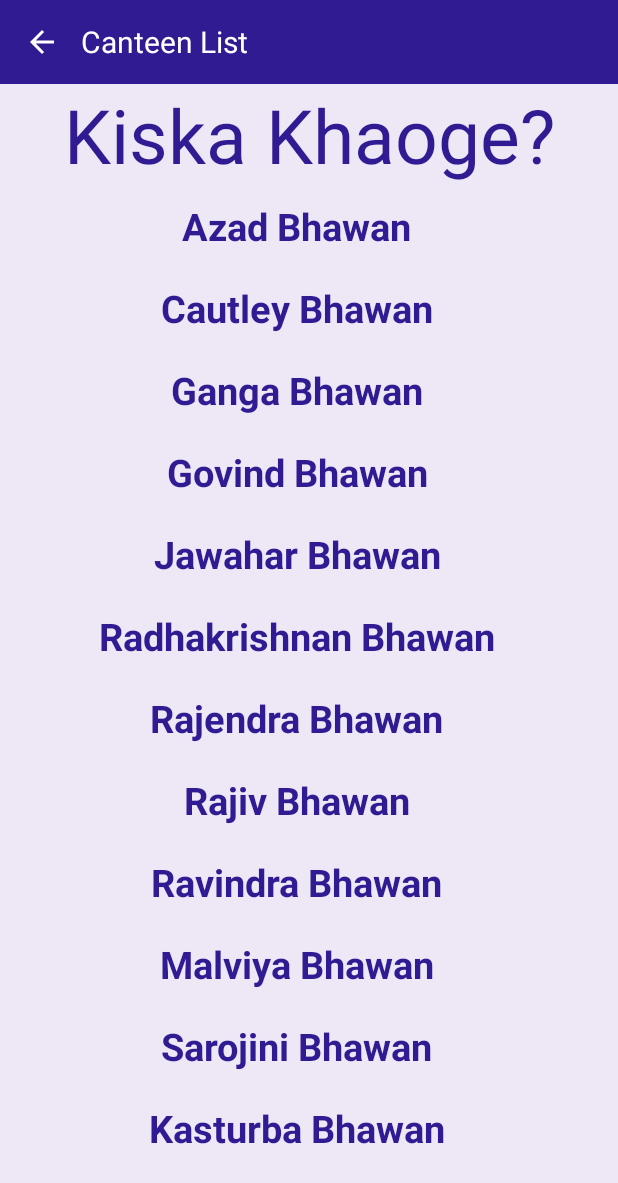
After one commit to AppDevProjectV1/ApplicationMain, an Android app: the CanteenList screen opened directly, with no data from a screen before it, on a phone screen of 412 x 824 dp. The commit adds this screen. Shown: the top 1183 px of the screen. Run offline under Robolectric (Android 15) with nearby library versions, the phone set to English and light mode, and no system bars.

Commit message:
CanteenList,Notification,Privacy,Help(AboutApp)done

```diff
--- a/app/src/main/AndroidManifest.xml
+++ b/app/src/main/AndroidManifest.xml
@@ -18,7 +18,11 @@
         android:roundIcon="@mipmap/ic_launcher_round"
         android:supportsRtl="true"
         android:theme="@style/AppTheme">
-        <activity android:name=".nav2activities.Thomson"></activity>
+        <activity android:name=".CanteenList"></activity>
+        <activity android:name=".AboutApp" />
+        <activity android:name=".Privacy" />
+        <activity android:name=".Notifications" />
+        <activity android:name=".nav2activities.Thomson" />
         <activity android:name=".nav2activities.Library" />
         <activity android:name=".nav2activities.Hostels" />
         <activity android:name=".nav2activities.FestsList" />
--- /dev/null
+++ b/app/src/main/java/com/example/appdevproject/CanteenAdapter.java
@@ -0,0 +1,101 @@
+package com.example.appdevproject;
+
+
+import android.content.Context;
+import android.util.Log;
+import android.view.LayoutInflater;
+import android.view.View;
+import android.view.View.OnClickListener;
+import android.view.ViewGroup;
+import android.widget.ImageView;
+import android.widget.TextView;
+
+import androidx.annotation.NonNull;
+import androidx.recyclerview.widget.RecyclerView;
+
+
+import org.w3c.dom.Text;
+
+import java.text.BreakIterator;
+
+public class CanteenAdapter extends RecyclerView.Adapter<CanteenAdapter.CantViewHolder>{
+
+
+    private String[] canteens;
+
+    final private ListItemClickListener mOnClickListener;
+
+
+
+    public CanteenAdapter(ListItemClickListener listener,String[] canteens) {
+        mOnClickListener = listener;
+        this.canteens=canteens;
+    }
+
+
+    public interface ListItemClickListener {
+        void onListItemClick(String username);
+    }
+
+
+
+    public class CantViewHolder extends RecyclerView.ViewHolder
+            implements OnClickListener {
+
+        public final TextView canteen;
+
+        public CantViewHolder(View view) {
+            super(view);
+
+            canteen=(TextView) view.findViewById(R.id.canteenname);
+
+            view.setOnClickListener(this);
+        }
+
+
+
+        @Override
+        public void onClick(View v) {
+            int adapterPosition = getAdapterPosition();
+            String canteen=canteens[adapterPosition];
+            mOnClickListener.onListItemClick(canteen);
+        }
+
+
+    }
+
+    @Override
+    public CantViewHolder onCreateViewHolder(@NonNull ViewGroup viewGroup, int viewType) {
+
+        Context context = viewGroup.getContext();
+        int layoutIdForListItem = R.layout.canteen_list_item;
+        LayoutInflater inflater = LayoutInflater.from(context);
+        boolean shouldAttachToParentImmediately = false;
+
+        View view = inflater.inflate(layoutIdForListItem, viewGroup, shouldAttachToParentImmediately);
+        CantViewHolder viewHolder = new CantViewHolder(view);
+
+        return viewHolder;
+
+
+        /*viewHolderCount++;
+        Log.d(TAG, "onCreateViewHolder: number of ViewHolders created: "
+                + viewHolderCount);
+        return viewHolder;*/
+
+    }
+
+    @Override
+    public void onBindViewHolder(CantViewHolder ViewHolder, int position) {
+        String name= canteens[position];
+        ViewHolder.canteen.setText(name);
+    }
+
+
+    @Override
+    public int getItemCount() {
+        return canteens.length;
+    }
+
+
+}
--- /dev/null
+++ b/app/src/main/java/com/example/appdevproject/CanteenList.java
@@ -0,0 +1,48 @@
+package com.example.appdevproject;
+
+import androidx.appcompat.app.AppCompatActivity;
+import androidx.recyclerview.widget.LinearLayoutManager;
+import androidx.recyclerview.widget.RecyclerView;
+
+import android.os.Bundle;
+import android.widget.TextView;
+
+public class CanteenList extends AppCompatActivity implements  CanteenAdapter.ListItemClickListener {
+
+
+    private RecyclerView canteenList;
+
+    @Override
+    protected void onCreate(Bundle savedInstanceState) {
+        super.onCreate(savedInstanceState);
+        setContentView(R.layout.activity_canteen_list);
+
+        canteenList = (RecyclerView) findViewById(R.id.cantlist);
+        LinearLayoutManager layoutManager = new LinearLayoutManager(this, LinearLayoutManager.VERTICAL, false);
+        canteenList.setLayoutManager(layoutManager);
+        canteenList.setHasFixedSize(true);
+
+
+
+        String[] a={"Azad Bhawan" ,
+                "Cautley Bhawan" ,
+                "Ganga Bhawan" ,
+                "Govind Bhawan" ,
+                "Jawahar Bhawan" ,
+                "Radhakrishnan Bhawan" ,
+                "Rajendra Bhawan" ,
+                "Rajiv Bhawan" ,
+                "Ravindra Bhawan" ,
+                "Malviya Bhawan",
+                "Sarojini Bhawan",
+                "Kasturba Bhawan"};
+
+        canteenList.setAdapter( new CanteenAdapter(this,a));
+    }
+
+
+    @Override
+    public void onListItemClick(String username) {
+
+    }
+}
--- a/app/src/main/java/com/example/appdevproject/InboxActivity.java
+++ b/app/src/main/java/com/example/appdevproject/InboxActivity.java
@@ -155,6 +155,10 @@ noticetext.setText("Feeds");
                         return false;
                     }
                 });
+
+
+            case R.id.co4:
+                startActivity(new Intent(getApplicationContext(),Privacy.class));
         }
         return super.onOptionsItemSelected(item);
     }
--- a/app/src/main/java/com/example/appdevproject/StudentProfile.java
+++ b/app/src/main/java/com/example/appdevproject/StudentProfile.java
@@ -184,6 +184,9 @@ public class StudentProfile extends AppCompatActivity {
                         startActivity(intent);
                         break;
 
+                    case 7:
+                        startActivity(new Intent(getApplicationContext(),CanteenList.class));
+
                     default:
                         break;
                 }
--- /dev/null
+++ b/app/src/main/res/layout/activity_canteen_list.xml
@@ -0,0 +1,54 @@
+<?xml version="1.0" encoding="utf-8"?>
+<RelativeLayout xmlns:android="http://schemas.android.com/apk/res/android"
+    xmlns:app="http://schemas.android.com/apk/res-auto"
+    xmlns:tools="http://schemas.android.com/tools"
+    android:layout_width="match_parent"
+    android:layout_height="match_parent"
+    tools:context=".CanteenList">
+
+    <androidx.appcompat.widget.Toolbar
+        android:layout_width="match_parent"
+        android:layout_height="wrap_content"
+        android:background="@color/heading"
+        android:id="@+id/canttoolbar">
+        <ImageView
+            android:id="@+id/back"
+            android:layout_width="wrap_content"
+            android:layout_height="wrap_content"
+            android:src="@drawable/ic_baseline_arrow_back_24"/>
+
+        <TextView
+            android:layout_width="wrap_content"
+            android:layout_height="wrap_content"
+            android:text="Canteen List"
+            android:textColor="@color/white"
+            android:textSize="20sp"
+            android:layout_marginStart="30dp"
+            android:layout_marginLeft="30dp" />
+
+    </androidx.appcompat.widget.Toolbar>
+
+
+    <TextView
+        android:id="@+id/chead"
+        android:layout_width="match_parent"
+        android:gravity="center"
+        android:layout_height="wrap_content"
+        android:text="Kiska Khaoge?"
+        android:textColor="@color/heading"
+        android:textSize="50sp"
+        android:layout_below="@id/canttoolbar"
+        android:background="@color/commonBack"/>
+
+
+
+    <androidx.recyclerview.widget.RecyclerView
+        android:id="@+id/cantlist"
+        android:layout_width="match_parent"
+        android:layout_height="match_parent"
+        android:layout_below="@+id/chead"
+        android:background="@color/commonBack">
+
+    </androidx.recyclerview.widget.RecyclerView>
+
+</RelativeLayout>
--- /dev/null
+++ b/app/src/main/res/layout/canteen_list_item.xml
@@ -0,0 +1,28 @@
+<?xml version="1.0" encoding="utf-8"?>
+<RelativeLayout
+    xmlns:android="http://schemas.android.com/apk/res/android"
+    android:layout_width="match_parent"
+    android:layout_height="wrap_content"
+    android:background="?android:attr/activatedBackgroundIndicator"
+    android:minHeight="?android:attr/listPreferredItemHeightSmall"
+    android:padding="10dp"
+    >
+
+
+    <TextView
+        android:id="@+id/canteenname"
+        android:layout_width="wrap_content"
+        android:layout_height="wrap_content"
+        android:layout_centerVertical="true"
+        android:paddingRight="15dp"
+        android:textStyle="bold"
+        android:layout_marginLeft="15dp"
+        android:text="Item Name"
+        android:layout_centerHorizontal="true"
+        android:textSize="25sp"
+        android:textColor="@color/splashcolor"
+        android:textAppearance="?android:attr/textAppearanceListItemSmall"
+        />
+
+
+</RelativeLayout>
```
Also changed, not shown: app/src/main/java/com/example/appdevproject/AboutApp.java (added, +14 -0 lines), app/src/main/java/com/example/appdevproject/Notifications.java (added, +80 -0 lines), app/src/main/java/com/example/appdevproject/Privacy.java (added, +76 -0 lines), app/src/main/res/layout/activity_about_app.xml (added, +45 -0 lines), app/src/main/res/layout/activity_notifications.xml (added, +87 -0 lines), app/src/main/res/layout/activity_privacy.xml (added, +102 -0 lines), app/src/main/res/layout/dialogradios.xml (added, +14 -0 lines).
